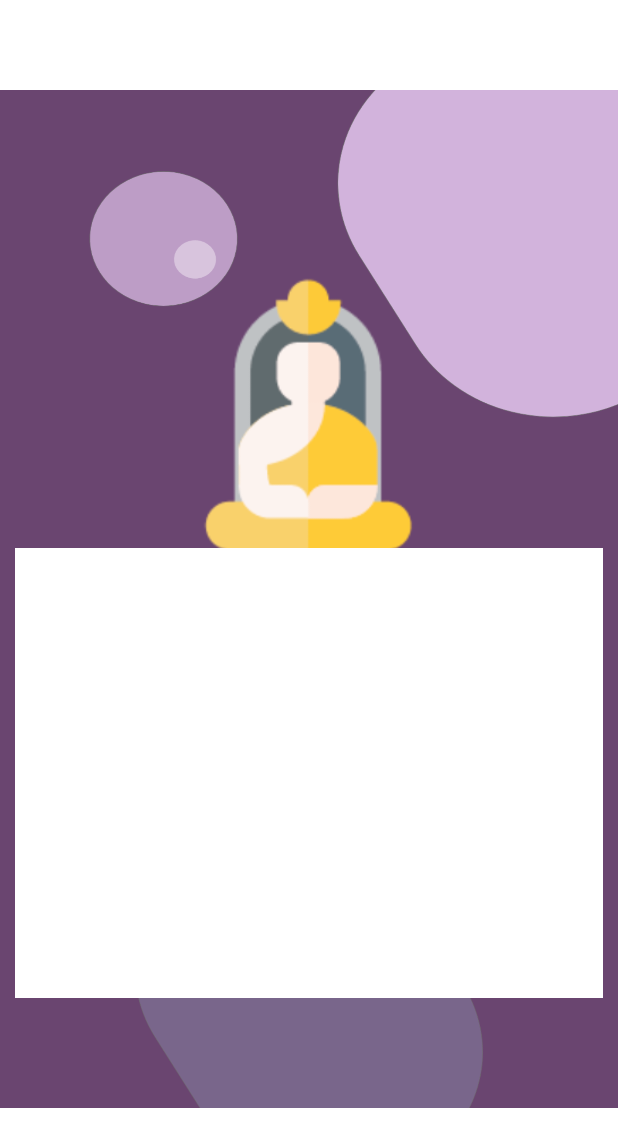
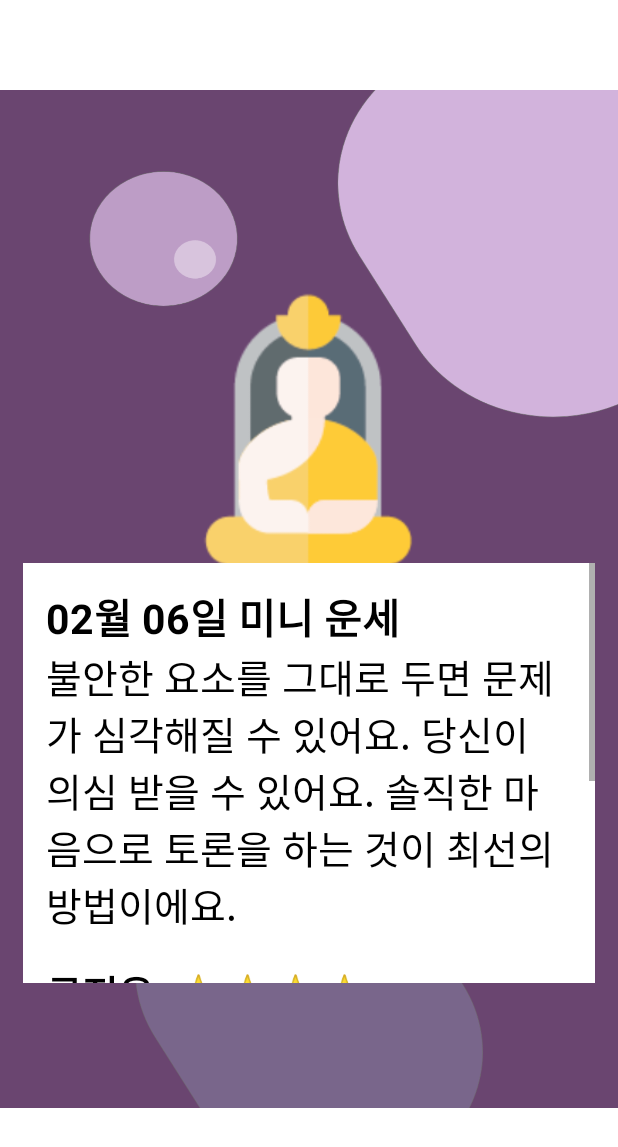
Before and after one commit to yeonwoo1125/Sora_Godong, an Android app: the LuckAnswer screen opened directly, with no data from a screen before it, on a phone screen of 412 x 824 dp. Shown: the top 1147 px of the screen. Run offline under Robolectric (Android 15) with nearby library versions, the phone set to English and light mode, and no system bars.

Commit message:
운세 랜덤으로 답변 보이기

```diff
--- a/app/src/main/java/mirim/msg/sora_godong/LuckAnswer.java
+++ b/app/src/main/java/mirim/msg/sora_godong/LuckAnswer.java
@@ -4,6 +4,12 @@ import androidx.appcompat.app.ActionBar;
 import androidx.appcompat.app.AppCompatActivity;
 
 import android.os.Bundle;
+import android.widget.TextView;
+
+import org.w3c.dom.Text;
+
+import java.text.SimpleDateFormat;
+import java.util.Date;
 
 public class LuckAnswer extends AppCompatActivity {
 
@@ -14,5 +20,91 @@ public class LuckAnswer extends AppCompatActivity {
 
         ActionBar actionBar = getSupportActionBar();
         actionBar.hide();
+
+        long now = System.currentTimeMillis();
+        Date date = new Date(now);
+        SimpleDateFormat sdf = new SimpleDateFormat("MM-dd");
+        String getTime = sdf.format(date);
+        String[] ret = getTime.split("-");
+
+        String[] luckTotalAnswer = {
+                "기쁜 소식이 있을 것 같아요. 노력에 대한 결과가 숫자로 나타날 거예요. 미용이나 옷에 대한 투자는 행운을 불러 올 거예요.",
+                "걸림돌이 없어져 문제가 원활하게 해결되고 심신이 편안할 것 같아요. 건강 유지를 위한 운동을 시작하길 추천드려요.",
+                "대인 관계가 좋아질 것 같아요. 주변에서 당신의 요청 사항을 잘 들어줄 것 같아요. 감사의 표현을 잊지 마세요.",
+                "작은 쇼핑도 좋은 기분 전환이 돼요. 처음 방문하는 샵에서 기쁜 서비스를 받을 것 같아요. 인터넷 쇼핑도 좋아요.",
+                "커리어를 업그레이드할 기회가 생길 것 같아요. 이직을 생각해 보는 것도 괜찮아요. 당신에게 맞는 천직을 찾을 수 있어요.",
+                "새로운 목표를 찾아보세요. 너무 어려운 것보다 할 수 있는 것부터 차근차근 시작해 보세요.",
+                "운의 흐름이 좋은 날이 아니에요. 이것저것 하려 하지 말고 지켜보는 것이 좋아요. 혼자서 무리하면 안 돼요.",
+                "남을 너무 우선시해서 후회하게 될 수 있어요. 자신도 모르는 사이에 스트레스가 쌓일 것 같아요. 본인이 즐길 수 있는 시간을 확보하세요.",
+                "불안감이 증가하기 쉬운 날이에요. 일어나지 않는 문제에 대한 걱정으로 인해 운세도 다운될 수 있어요. 복고풍 패션이 운기를 반전 시킬 수 있어요.",
+                "여러 사람에게 신경을 쓰면 피곤해요. 자신만의 공간에서 자기 자신을 위한 시간을 가지세요.",
+                "신뢰 관계를 망가뜨리지 않도록 주의하세요. 작은 약속도 확실히 지키는 것이 좋아요.",
+                "계획대로 진행이 되지 않아 힘이 빠질 수 있어요. 우울해 하지 말고 잠시 쉬어가세요. 에너지를 재충전한 뒤 다시 시작하세요.",
+                "당신의 재능과 매력이 꽃필 것 같아요. 어른의 조언을 귀담아 들으세요. 해외 뉴스를 눈 여겨 보세요.",
+                "개성 있는 모습을 보여주세요. 당신의 아이디어가 인정받을 수 있어요. 특이하다는 이야기는 칭찬으로 받아들이세요.",
+                "쇼핑에서는 실용성을 중요시 하세요. 디자인을 중요시하면 금방 질릴 수 있어요. 선물을 선택할 때는 시간을 들여서 신중히 하세요.",
+                "힘든 사람에게 상담을 해주세요. 당신의 미소와 상냥한 말투가 기분을 좋게 해줄 거예요.",
+                "결정하기 힘든 문제를 결정할 수 있어요. 당신을 응원해 주는 동료가 나타날 것 같아요. 나쁜 것은 확실히 잘라내고 가야 해요.",
+                "다소 부정적인 생각을 가지는 경향이 있어요. 긍정적인 마인드로 주변 사람을 따뜻하게 응원해 주세요.",
+                "비밀이나 거짓말이 발각되기 쉬운 날이에요. 친구와의 신뢰 관계에 금이 생길 수 있어요. 사과할 때는 성의 있는 모습을 보이세요.",
+                "기회를 놓쳐서 후회하는 사건이 생길 수 있어요. 너무 신중하게 행동하는 것이 마이너스 요소가 될 수 있어요.",
+                "다소 혼란스러운 하루가 될 것 같아요. 갑작스럽게 일정이 변경될 수 있어요. 평소보다 빨리 행동하세요.",
+                "불안한 요소를 그대로 두면 문제가 심각해질 수 있어요. 당신이 의심 받을 수 있어요. 솔직한 마음으로 토론을 하는 것이 최선의 방법이에요.",
+                "타인의 목소리에 귀를 기울이지 않아 고립되어 버릴 우려가 있어요. 억지 부리면 안 돼요. 주위의 이야기를 존중해 주세요.",
+                "창의력이 개화할 것 같아요. 창작 의욕이 솟으면 무언가 제작을 해보세요. SNS를 통해 당신의 능력을 보여주세요. 칭찬 받을 수 있어요.",
+                "불편한 관계를 개선할 수 있을 것 같아요. 마음을 솔직하게 전하세요. 응어리가 풀리고 정이 깊어질 수 있어요.",
+                "중요한 업무를 맡게 될 것 같아요. 실력을 발휘할 수 있는 기회예요. 사랑은 적극적인 어필이 성취의 열쇠예요.",
+                "해외에 관한 뉴스에 행운이 있어요. 외국의 문화나 언어 공부를 해보세요. 쇼핑은 수입품을 취급하는 가게가 숨은 명소예요.",
+                "당신에 대한 평가가 급상승 할 것 같아요. 정교한 업무 수행으로 인정을 받을 수 있어요. 앞으로 나서서 적극적으로 움직여도 좋아요.",
+                "동기 부여가 넘치는 하루예요. 겁먹지 말고 과감하게 도전해도 좋아요. 처음 경험하는 분야에서 새로운 재능을 발견할 거예요.",
+                "당신의 센스가 주목 받을 수 있어요. 참신한 아이템으로 멋지게 꾸며 보세요. 새로운 매력이 발산될 거예요."
+
+        };
+        double randDouble1 = Math.random();
+        int randInt1 = (int)(randDouble1 * luckTotalAnswer.length);
+
+        String[] stars = {
+                "⭐", "⭐⭐", "⭐⭐⭐", "⭐⭐⭐⭐", "⭐⭐⭐⭐⭐"
+        };
+        String[] luckAnswer = new String[4];
+        for(int i = 0; i < luckAnswer.length; i++){
+            double randDouble2 = Math.random();
+            int randInt2 = (int)(randDouble2 * stars.length);
+            luckAnswer[i] = stars[randInt2];
+            System.out.println(luckAnswer[i]);
+        }
+
+        String[] luckColor = {
+                "검정색", "주황색", "노란색", "베이지색",
+                "빨간색", "회색", "핑크색", "초록색",
+                "남색", "금색", "하늘색", "보라색",
+                "갈색", "은색", "흰색", "연두색"
+        };
+        double randDouble3 = Math.random();
+        int randInt3 = (int)(randDouble3 * luckColor.length);
+
+        TextView text1 = findViewById(R.id.text1);
+        text1.setText(ret[0] + "월 " + ret[1] + "일 미니 운세");
+
+        TextView text2 = findViewById(R.id.text2);
+        text2.setText(luckTotalAnswer[randInt1]);
+
+        TextView text3 = findViewById(R.id.text3);
+        text3.setText("금전운  " + luckAnswer[0]);
+
+        TextView text4 = findViewById(R.id.text4);
+        text4.setText("연애운  " + luckAnswer[1]);
+
+        TextView text5 = findViewById(R.id.text5);
+        text5.setText("학업운  " + luckAnswer[2]);
+
+        TextView text6 = findViewById(R.id.text6);
+        text6.setText("건강운  " + luckAnswer[3]);
+
+        TextView text7 = findViewById(R.id.text7);
+        text7.setText(ret[0] + "월 " + ret[1] + "일 행운의 색");
+
+        TextView text8 = findViewById(R.id.text8);
+        text8.setText(luckColor[randInt3]);
     }
 }
--- a/app/src/main/res/layout/activity_luck.xml
+++ b/app/src/main/res/layout/activity_luck.xml
@@ -23,22 +23,24 @@
             android:layout_height="0dp"
             android:layout_weight="5"
             android:gravity="center_horizontal">
+
             <ImageView
-                android:layout_width="600dp"
+                android:layout_width="500dp"
                 android:layout_height="260dp"
                 android:layout_gravity="bottom"
                 android:scaleType="centerCrop"
-                android:src="@drawable/bosal"/>
+                android:src="@drawable/bosal" />
         </LinearLayout>
         <LinearLayout
             android:layout_width="match_parent"
             android:layout_height="0dp"
             android:layout_weight="2"
+            android:layout_marginBottom="20dp"
             android:gravity="center">
             <Button
                 android:id="@+id/btn"
-                android:layout_width="220dp"
-                android:layout_height="55dp"
+                android:layout_width="200dp"
+                android:layout_height="45dp"
                 android:background="@drawable/luck_btn"
                 android:textColor="@color/black"
                 android:textStyle="bold"
--- a/app/src/main/res/layout/activity_luckanswer.xml
+++ b/app/src/main/res/layout/activity_luckanswer.xml
@@ -24,19 +24,84 @@
             android:layout_height="190dp"
             android:scaleType="centerCrop"
             android:src="@drawable/bosal"/>
-        <LinearLayout
+        <ScrollView
             android:layout_width="match_parent"
-            android:layout_height="300dp"
-            android:layout_marginLeft="10dp"
-            android:layout_marginRight="10dp"
+            android:layout_height="280dp"
+            android:layout_marginLeft="15dp"
+            android:layout_marginRight="15dp"
             android:layout_marginTop="-8dp"
             android:background="@color/white">
-            <ScrollView
+            <LinearLayout
                 android:layout_width="match_parent"
-                android:layout_height="match_parent">
-
-            </ScrollView>
-        </LinearLayout>
+                android:layout_height="match_parent"
+                android:orientation="vertical"
+                android:padding="15dp">
+                <TextView
+                    android:id="@+id/text1"
+                    android:layout_width="match_parent"
+                    android:layout_height="wrap_content"
+                    android:text="0월 0일 미니 운세"
+                    android:textSize="41px"
+                    android:textStyle="bold"
+                    android:textColor="@color/black"/>
+                <TextView
+                    android:id="@+id/text2"
+                    android:layout_width="match_parent"
+                    android:layout_height="wrap_content"
+                    android:text="운세 내용"
+                    android:textSize="39px"
+                    android:textColor="@color/black"/>
+                <TextView
+                    android:id="@+id/text3"
+                    android:layout_width="match_parent"
+                    android:layout_height="wrap_content"
+                    android:layout_marginTop="20dp"
+                    android:text="금전운"
+                    android:textSize="39px"
+                    android:textStyle="bold"
+                    android:textColor="@color/black"/>
+                <TextView
+                    android:id="@+id/text4"
+                    android:layout_width="match_parent"
+                    android:layout_height="wrap_content"
+                    android:text="연애운"
+                    android:textSize="39px"
+                    android:textStyle="bold"
+                    android:textColor="@color/black"/>
+                <TextView
+                    android:id="@+id/text5"
+                    android:layout_width="match_parent"
+                    android:layout_height="wrap_content"
+                    android:text="학업운"
+                    android:textSize="39px"
+                    android:textStyle="bold"
+                    android:textColor="@color/black"/>
+                <TextView
+                    android:id="@+id/text6"
+                    android:layout_width="match_parent"
+                    android:layout_height="wrap_content"
+                    android:text="건강운"
+                    android:textSize="39px"
+                    android:textStyle="bold"
+                    android:textColor="@color/black"/>
+                <TextView
+                    android:id="@+id/text7"
+                    android:layout_width="match_parent"
+                    android:layout_height="wrap_content"
+                    android:layout_marginTop="20dp"
+                    android:text="0월 0일 행운의 색"
+                    android:textSize="41px"
+                    android:textStyle="bold"
+                    android:textColor="@color/black"/>
+                <TextView
+                    android:id="@+id/text8"
+                    android:layout_width="match_parent"
+                    android:layout_height="wrap_content"
+                    android:text="색깔"
+                    android:textSize="39px"
+                    android:textColor="@color/black"/>
+            </LinearLayout>
+        </ScrollView>
     </LinearLayout>
     <LinearLayout
         android:layout_width="match_parent"
```
